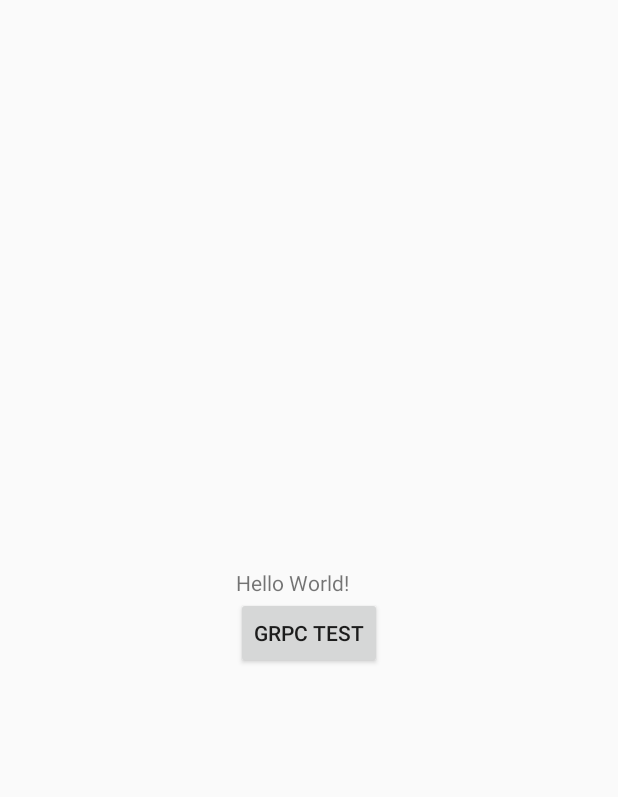
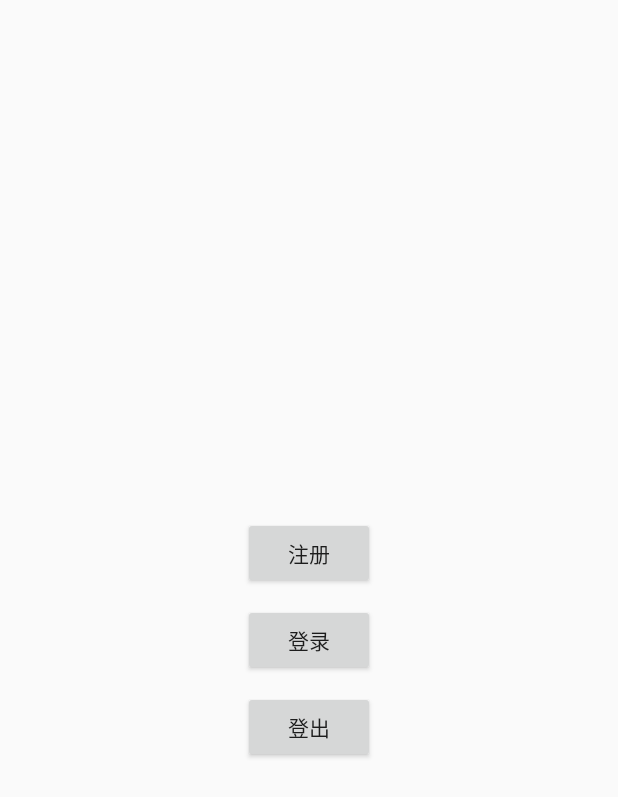
Before and after one commit to narakai/logindemo, an Android app: the layout activity_main.xml on its own in the app's theme, with its tools: preview values and no code run, on a phone screen of 412 x 824 dp. Shown: the top 797 px of the screen. Run offline under Robolectric (Android 15) with nearby library versions, the phone set to English and light mode, and no system bars.

Commit message:
update MainUI show signup/login/logout operations

```diff
--- a/client/android/app/src/main/res/layout/activity_main.xml
+++ b/client/android/app/src/main/res/layout/activity_main.xml
@@ -1,5 +1,5 @@
 <?xml version="1.0" encoding="utf-8"?>
-<androidx.constraintlayout.widget.ConstraintLayout xmlns:android="http://schemas.android.com/apk/res/android"
+<RelativeLayout xmlns:android="http://schemas.android.com/apk/res/android"
     xmlns:app="http://schemas.android.com/apk/res-auto"
     xmlns:tools="http://schemas.android.com/tools"
     android:layout_width="match_parent"
@@ -7,27 +7,65 @@
     tools:context=".activity.MainActivity">
 
     <LinearLayout
-        android:layout_width="wrap_content"
+        android:layout_width="match_parent"
         android:layout_height="wrap_content"
-        android:orientation="vertical"
-        app:layout_constraintBottom_toBottomOf="parent"
-        app:layout_constraintLeft_toLeftOf="parent"
-        app:layout_constraintRight_toRightOf="parent"
-        app:layout_constraintTop_toTopOf="parent">
+        android:layout_centerInParent="true"
+        android:gravity="center_horizontal"
+        android:orientation="vertical">
 
         <TextView
-            android:id="@+id/sample_text"
+            android:id="@+id/deviceText"
             android:layout_width="wrap_content"
             android:layout_height="wrap_content"
-            android:text="Hello World!" />
+            android:text="" />
+
+        <TextView
+            android:id="@+id/userText"
+            android:layout_width="wrap_content"
+            android:layout_height="wrap_content"
+            android:layout_marginTop="10dp"
+            android:text="" />
+
+        <TextView
+            android:id="@+id/tokenText"
+            android:layout_width="wrap_content"
+            android:layout_height="wrap_content"
+            android:layout_marginTop="10dp"
+            android:text="" />
 
         <Button
-            android:id="@+id/grpc_test"
+            android:id="@+id/signup"
             android:layout_width="wrap_content"
             android:layout_height="wrap_content"
-            android:text="gRPC test"
-            android:onClick="testGRPC"/>
+            android:layout_marginTop="10dp"
+            android:text="注册"
+            android:onClick="signup"/>
+
+        <Button
+            android:id="@+id/login"
+            android:layout_width="wrap_content"
+            android:layout_height="wrap_content"
+            android:layout_marginTop="10dp"
+            android:text="登录"
+            android:onClick="login"/>
+
+        <Button
+            android:id="@+id/logout"
+            android:layout_width="wrap_content"
+            android:layout_height="wrap_content"
+            android:layout_marginTop="10dp"
+            android:text="登出"
+            android:onClick="logout"/>
+
+        <Button
+            android:id="@+id/hello"
+            android:visibility="invisible"
+            android:layout_width="wrap_content"
+            android:layout_height="wrap_content"
+            android:layout_marginTop="10dp"
+            android:text="测试"
+            android:onClick="helloworld"/>
 
     </LinearLayout>
 
-</androidx.constraintlayout.widget.ConstraintLayout>
+</RelativeLayout>
```
Also changed, not shown: client/android/app/src/main/java/com/tencent/logindemo/activity/MainActivity.kt (+142 -5 lines), client/android/app/src/main/res/layout/dialog_name_password.xml (added, +45 -0 lines).
